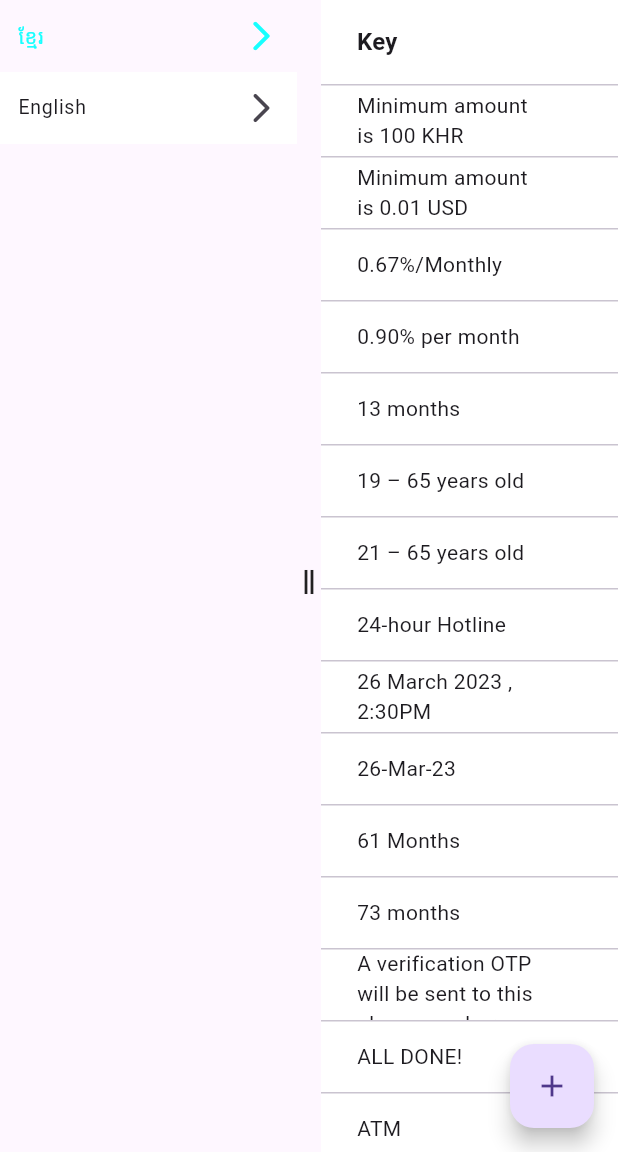
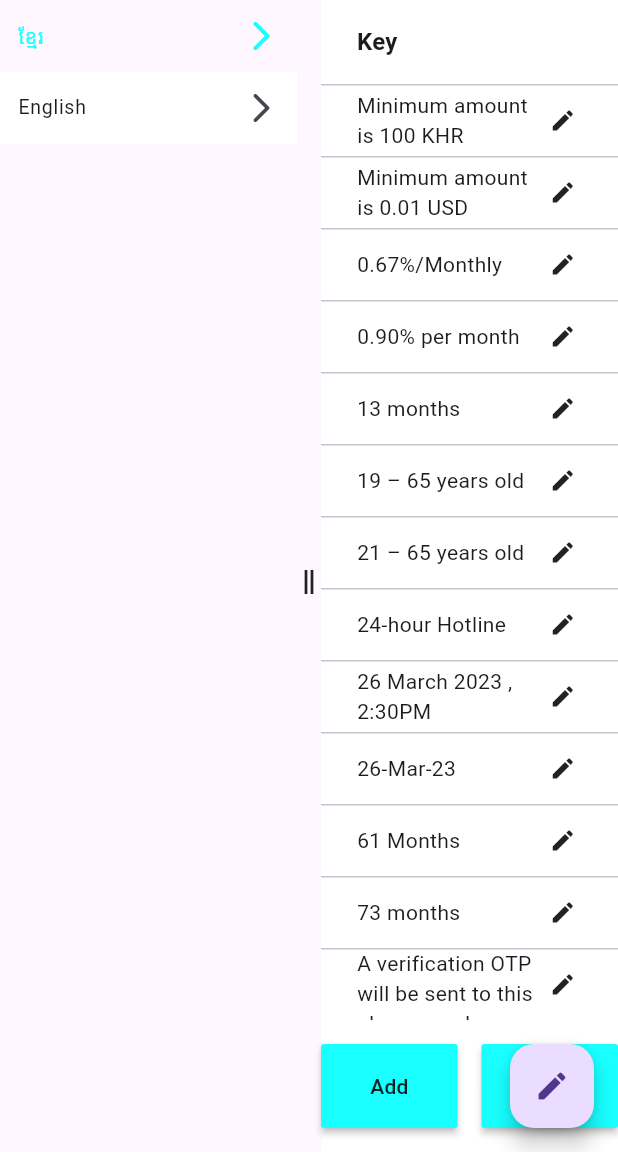
Before and after one commit to nrohpos/translator, a Flutter app: the screen it shows after launch, on a phone screen of 412 x 824 dp, the part 84-1236 px from its top. Run offline on Flutter 3.47's test engine with Material 3 defaults, Android fonts, the phone set to English and light mode, and no system bars; our stand-ins replace get, shimmer.

```diff
--- a/lib/pages/home/language_page.dart
+++ b/lib/pages/home/language_page.dart
@@ -4,6 +4,7 @@ import 'package:translator/pages/home/loading_state_view.dart';
 import 'package:translator/utils/views/vertical_splitview.dart';
 
 import '../../language/language.dart';
+import '../../utils/views/expandable_floating.dart';
 import 'language_vm.dart';
 import 'localize_list_view.dart';
 
@@ -21,10 +22,7 @@ class _LanguagePageState extends State<LanguagePage> {
   Widget build(BuildContext context) {
     return Scaffold(
       appBar: AppBar(
-        backgroundColor: Theme
-            .of(context)
-            .colorScheme
-            .inversePrimary,
+        backgroundColor: Theme.of(context).colorScheme.inversePrimary,
         title: const Text(
           "Language",
           style: TextStyle(
@@ -46,7 +44,6 @@ class _LanguagePageState extends State<LanguagePage> {
                       itemBuilder: (context, index) {
                         final item = items[index];
                         final isSelect = vm.currentLanguage.value == item;
-                          print("alksjdkfjksdfds${isSelect} , ${item.getName()}");
                         return ListTile(
                           dense: true,
                           contentPadding: const EdgeInsets.symmetric(
@@ -66,7 +63,8 @@ class _LanguagePageState extends State<LanguagePage> {
                           selected: isSelect,
                         );
                       },
-                        itemCount: items.length),
+                      itemCount: items.length,
+                    ),
                     right: vm.showLoading.isTrue
                         ? const LoadingStateView()
                         : LocalizeListView(items: vm.items),
@@ -80,6 +78,23 @@ class _LanguagePageState extends State<LanguagePage> {
           future: viewModel.getLanguage(),
         ),
       ),
+      floatingActionButton: ExpandableFab(
+        distance: 112,
+        children: [
+          ActionButton(
+            onPressed: () => {},
+            icon: const Icon(Icons.language),
+          ),
+          ActionButton(
+            onPressed: () => {},
+            icon: const Icon(Icons.import_export),
+          ),
+          ActionButton(
+            onPressed: () => {},
+            icon: const Icon(Icons.videocam),
+          ),
+        ],
+      ),
     );
   }
 }
--- a/lib/pages/home/localize_list_view.dart
+++ b/lib/pages/home/localize_list_view.dart
@@ -1,5 +1,4 @@
 import 'package:flutter/material.dart';
-
 import 'package:translator/pages/Home/header_type.dart';
 
 import 'keyword.dart';
@@ -11,9 +10,12 @@ class LocalizeListView extends StatelessWidget {
 
   @override
   Widget build(BuildContext context) {
-    return Scaffold(
-      backgroundColor: Colors.white,
-      body: ListView(
+    return Container(
+      decoration: BoxDecoration(color: Colors.white),
+      child: Column(
+        children: [
+          Expanded(
+              child: ListView(
             children: [
               DataTable(
                   columns: HeaderType.values
@@ -34,22 +36,43 @@ class LocalizeListView extends StatelessWidget {
                     (e) {
                       return DataRow(
                         cells: [
-                      DataCell(
-                        Text(e.key),
-                      ),
-                      DataCell(
-                        Text(e.value),
-                      ),
+                          DataCell(Text(e.key),
+                              showEditIcon: true, onTap: () {}),
+                          DataCell(Text(e.value),
+                              showEditIcon: true, onTap: () {}),
                         ],
                       );
                     },
                   ).toList()),
             ],
+          )),
+          Padding(
+            padding: const EdgeInsets.symmetric(vertical: 16),
+            child: Row(
+              children: [
+                Expanded(
+                  child: MaterialButton(
+                    height: 56,
+                    color: Colors.cyanAccent,
+                    onPressed: () {},
+                    child: const Text("Add"),
                   ),
-      floatingActionButton: FloatingActionButton(
+                ),
+                const SizedBox(
+                  width: 16,
+                ),
+                Expanded(
+                  child: MaterialButton(
                     onPressed: () {},
-        tooltip: 'New',
-        child: const Icon(Icons.add),
+                    color: Colors.cyanAccent,
+                    height: 56,
+                    child: const Text("Export"),
+                  ),
+                ),
+              ],
+            ),
+          )
+        ],
       ),
     );
   }
--- /dev/null
+++ b/lib/utils/views/expandable_floating.dart
@@ -0,0 +1,210 @@
+import 'dart:math' as math;
+import 'package:flutter/material.dart';
+
+@immutable
+class ExpandableFab extends StatefulWidget {
+  const ExpandableFab({
+    super.key,
+    this.initialOpen,
+    required this.distance,
+    required this.children,
+  });
+
+  final bool? initialOpen;
+  final double distance;
+  final List<Widget> children;
+
+  @override
+  State<ExpandableFab> createState() => _ExpandableFabState();
+}
+
+class _ExpandableFabState extends State<ExpandableFab>
+    with SingleTickerProviderStateMixin {
+  late final AnimationController _controller;
+  late final Animation<double> _expandAnimation;
+  bool _open = false;
+
+  @override
+  void initState() {
+    super.initState();
+    _open = widget.initialOpen ?? false;
+    _controller = AnimationController(
+      value: _open ? 1.0 : 0.0,
+      duration: const Duration(milliseconds: 250),
+      vsync: this,
+    );
+    _expandAnimation = CurvedAnimation(
+      curve: Curves.fastOutSlowIn,
+      reverseCurve: Curves.easeOutQuad,
+      parent: _controller,
+    );
+  }
+
+  @override
+  void dispose() {
+    _controller.dispose();
+    super.dispose();
+  }
+
+  void _toggle() {
+    setState(() {
+      _open = !_open;
+      if (_open) {
+        _controller.forward();
+      } else {
+        _controller.reverse();
+      }
+    });
+  }
+
+  @override
+  Widget build(BuildContext context) {
+    return SizedBox.expand(
+      child: Stack(
+        alignment: Alignment.bottomRight,
+        clipBehavior: Clip.none,
+        children: [
+          _buildTapToCloseFab(),
+          ..._buildExpandingActionButtons(),
+          _buildTapToOpenFab(),
+        ],
+      ),
+    );
+  }
+
+  Widget _buildTapToCloseFab() {
+    return SizedBox(
+      width: 56,
+      height: 56,
+      child: Center(
+        child: Material(
+          shape: const CircleBorder(),
+          clipBehavior: Clip.antiAlias,
+          elevation: 4,
+          child: InkWell(
+            onTap: _toggle,
+            child: Padding(
+              padding: const EdgeInsets.all(8),
+              child: Icon(
+                Icons.close,
+                color: Theme.of(context).primaryColor,
+              ),
+            ),
+          ),
+        ),
+      ),
+    );
+  }
+
+  List<Widget> _buildExpandingActionButtons() {
+    final children = <Widget>[];
+    final count = widget.children.length;
+    final step = 90.0 / (count - 1);
+    for (var i = 0, angleInDegrees = 0.0;
+    i < count;
+    i++, angleInDegrees += step) {
+      children.add(
+        _ExpandingActionButton(
+          directionInDegrees: angleInDegrees,
+          maxDistance: widget.distance,
+          progress: _expandAnimation,
+          child: widget.children[i],
+        ),
+      );
+    }
+    return children;
+  }
+
+  Widget _buildTapToOpenFab() {
+    return IgnorePointer(
+      ignoring: _open,
+      child: AnimatedContainer(
+        transformAlignment: Alignment.center,
+        transform: Matrix4.diagonal3Values(
+          _open ? 0.7 : 1.0,
+          _open ? 0.7 : 1.0,
+          1.0,
+        ),
+        duration: const Duration(milliseconds: 250),
+        curve: const Interval(0.0, 0.5, curve: Curves.easeOut),
+        child: AnimatedOpacity(
+          opacity: _open ? 0.0 : 1.0,
+          curve: const Interval(0.25, 1.0, curve: Curves.easeInOut),
+          duration: const Duration(milliseconds: 250),
+          child: FloatingActionButton(
+            onPressed: _toggle,
+            child: const Icon(Icons.create),
+          ),
+        ),
+      ),
+    );
+  }
+}
+
+@immutable
+class _ExpandingActionButton extends StatelessWidget {
+  const _ExpandingActionButton({
+    required this.directionInDegrees,
+    required this.maxDistance,
+    required this.progress,
+    required this.child,
+  });
+
+  final double directionInDegrees;
+  final double maxDistance;
+  final Animation<double> progress;
+  final Widget child;
+
+  @override
+  Widget build(BuildContext context) {
+    return AnimatedBuilder(
+      animation: progress,
+      builder: (context, child) {
+        final offset = Offset.fromDirection(
+          directionInDegrees * (math.pi / 180.0),
+          progress.value * maxDistance,
+        );
+        return Positioned(
+          right: 4.0 + offset.dx,
+          bottom: 4.0 + offset.dy,
+          child: Transform.rotate(
+            angle: (1.0 - progress.value) * math.pi / 2,
+            child: child!,
+          ),
+        );
+      },
+      child: FadeTransition(
+        opacity: progress,
+        child: child,
+      ),
+    );
+  }
+}
+
+@immutable
+class ActionButton extends StatelessWidget {
+  const ActionButton({
+    super.key,
+    this.onPressed,
+    required this.icon,
+  });
+
+  final VoidCallback? onPressed;
+  final Widget icon;
+
+  @override
+  Widget build(BuildContext context) {
+    final theme = Theme.of(context);
+    return Material(
+      shape: const CircleBorder(),
+      clipBehavior: Clip.antiAlias,
+      color: theme.colorScheme.secondary,
+      elevation: 4,
+      child: IconButton(
+        onPressed: onPressed,
+        icon: icon,
+        color: theme.colorScheme.onSecondary,
+      ),
+    );
+  }
+}
```
Lines whose indentation alone changed are shown as unchanged.
